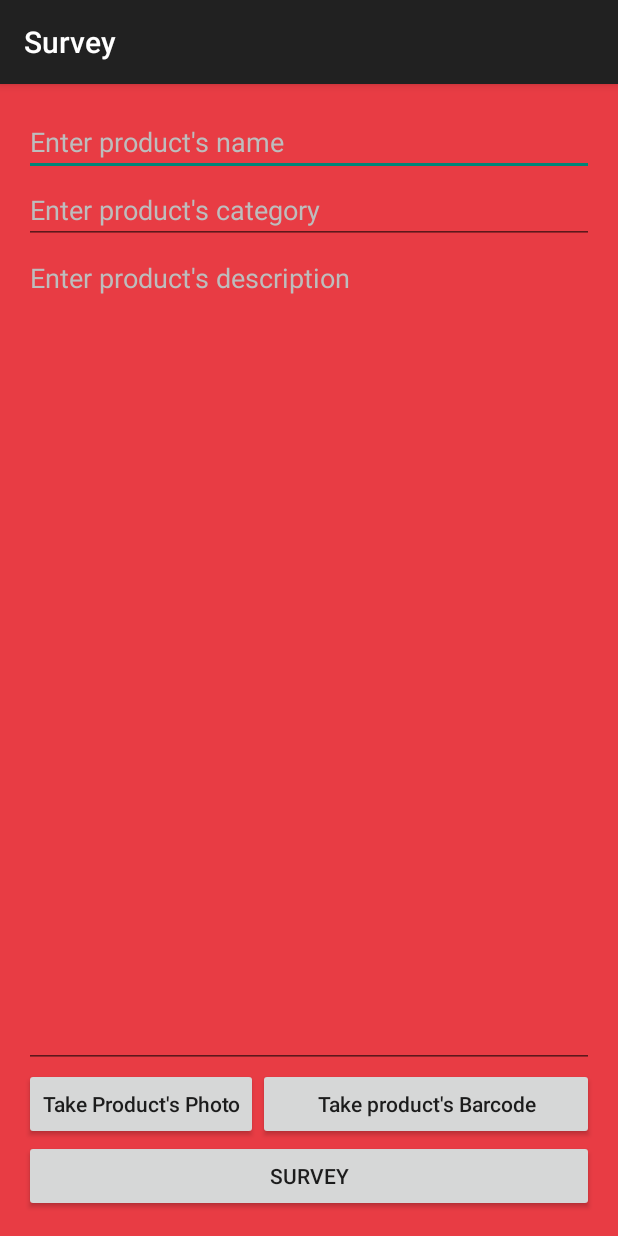
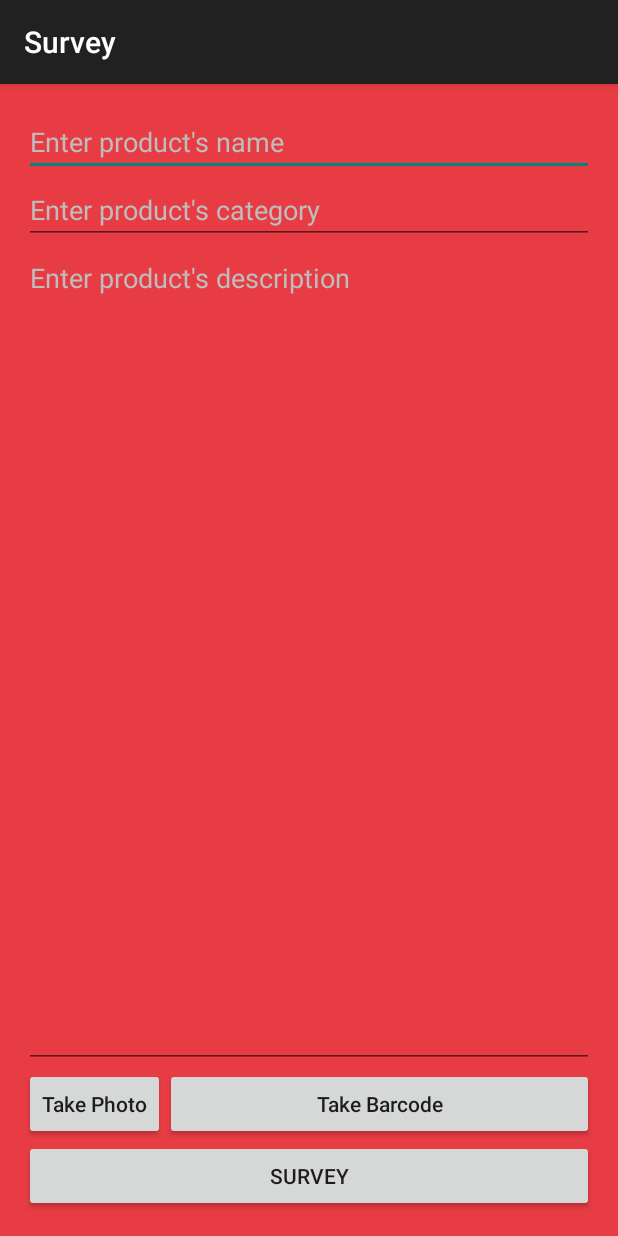
Before and after one commit to iputumeda/kodegift, an Android app: the SurveyActivity screen opened directly, with no data from a screen before it, on a phone screen of 412 x 824 dp. Run offline under Robolectric (Android 15) with nearby library versions, the phone set to English and light mode, and no system bars; libraries missing offline, so code that uses them is left out: com.google.zxing.integration.

Commit message:
memperbaiki text pada tombol di activity survey

```diff
--- a/app/src/main/res/values/strings.xml
+++ b/app/src/main/res/values/strings.xml
@@ -22,6 +22,6 @@
     <string name="enter_product_s_name">Enter product\'s name</string>
     <string name="enter_product_s_category">Enter product\'s category</string>
     <string name="enter_product_s_description">Enter product\'s description</string>
-    <string name="take_product_s_photo">Take Product\'s Photo</string>
-    <string name="take_product_s_barcode">Take product\'s Barcode</string>
+    <string name="take_product_s_photo">Take Photo</string>
+    <string name="take_product_s_barcode">Take Barcode</string>
 </resources>
```
